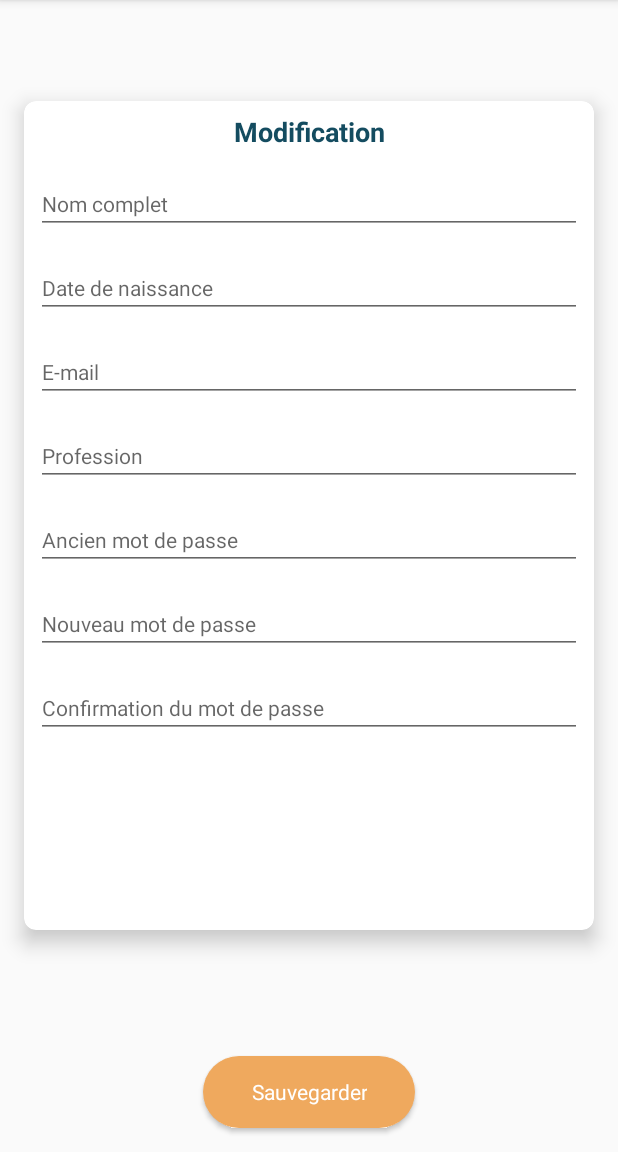
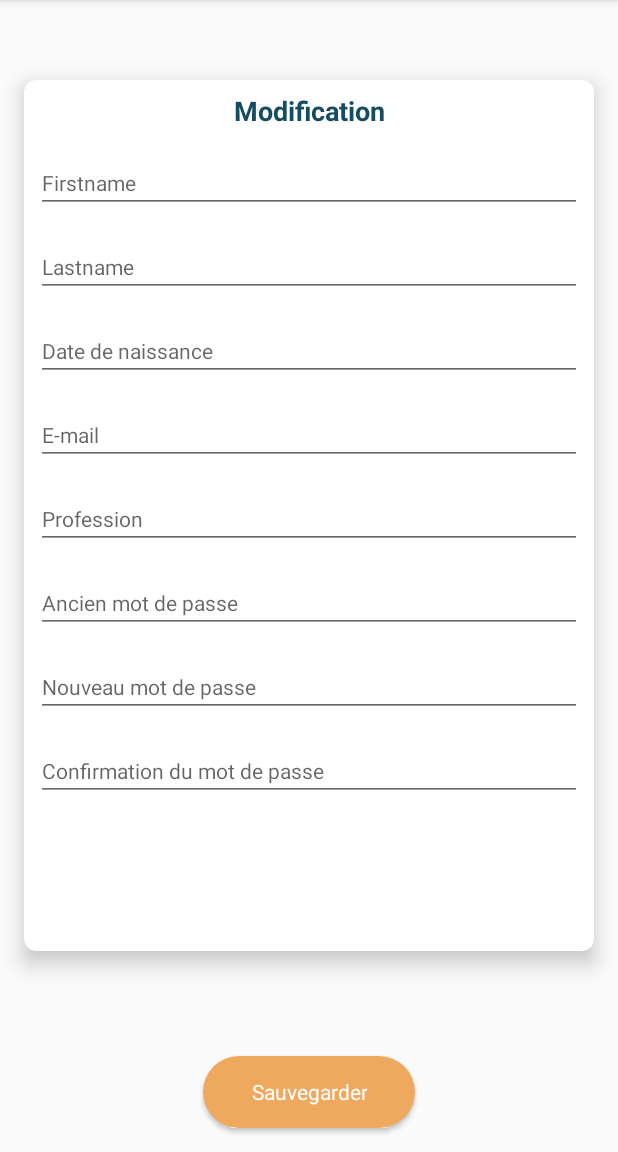
Before and after one commit to normandenis/Job-Survey, an Android app: the fragment ProfileViewModel placed in its activity, on a phone screen of 412 x 824 dp, the part 84-1236 px from its top. Run offline under Robolectric (Android 15) with nearby library versions, the phone set to English and light mode, and no system bars; our stand-ins replace Volley, data binding; network calls fail.

Commit message:
Fixing some bugs and design issues

```diff
--- a/app/src/main/java/jobtrends/jobsurvey/model/UserModel.kt
+++ b/app/src/main/java/jobtrends/jobsurvey/model/UserModel.kt
@@ -20,7 +20,7 @@ class UserModel
   var resetToken = ObservableField<String>()
   var resetTimestamp = ObservableField<Int>()
 
-  operator fun plusAssign(user: User)
+  fun merge(user: User)
   {
     id.set(if (user.id == null) id.get() else user.id)
     email.set(if (user.email == null) email.get() else user.email)
--- a/app/src/main/java/jobtrends/jobsurvey/viewmodel/HomeViewModel.kt
+++ b/app/src/main/java/jobtrends/jobsurvey/viewmodel/HomeViewModel.kt
@@ -15,6 +15,7 @@ import jobtrends.jobsurvey.R
 import jobtrends.jobsurvey.databinding.HomeViewBinding
 import jobtrends.jobsurvey.model.StartSurveyModel
 import jobtrends.jobsurvey.model.User
+import jobtrends.jobsurvey.model.UserModel
 import jobtrends.jobsurvey.service.APIController
 import jobtrends.jobsurvey.service.JsonController
 import jobtrends.jobsurvey.service.serviceController
@@ -46,7 +47,9 @@ class HomeViewModel : AppCompatActivity()
   {
     val updatedUser = jsonController.deserialize<User>(response)
     val user = serviceController!!.getInstance<User>()
+    val userModel = serviceController!!.getInstance<UserModel>()
     user.merge(updatedUser)
+    userModel.merge(updatedUser)
     val json = jsonController.serialize(user)
     Log.d(TAG, json)
     val preferences = PreferenceManager.getDefaultSharedPreferences(this)
--- a/app/src/main/java/jobtrends/jobsurvey/viewmodel/ProfileViewModel.kt
+++ b/app/src/main/java/jobtrends/jobsurvey/viewmodel/ProfileViewModel.kt
@@ -8,9 +8,13 @@ import android.view.View
 import android.view.ViewGroup
 import jobtrends.jobsurvey.R
 import jobtrends.jobsurvey.databinding.ProfileViewBinding
+import jobtrends.jobsurvey.model.UserModel
+import jobtrends.jobsurvey.service.serviceController
 
 class ProfileViewModel : Fragment()
 {
+  var userModel = serviceController!!.getInstance<UserModel>()
+
   override fun onCreateView(inflater : LayoutInflater, container : ViewGroup?,
                             savedInstanceState : Bundle?) : View?
   {
--- a/app/src/main/res/drawable/outline_layout.xml
+++ b/app/src/main/res/drawable/outline_layout.xml
@@ -3,7 +3,7 @@
 
     <solid android:color="@android:color/white"/>
 
-    <stroke android:width="3dp"
+    <stroke android:width="1dp"
             android:color="@color/colorPrimary"/>
 
     <corners android:radius="64dp"/>
--- a/app/src/main/res/layout/cancel_popup_view.xml
+++ b/app/src/main/res/layout/cancel_popup_view.xml
@@ -10,11 +10,12 @@
   <LinearLayout android:layout_width="match_parent"
                 android:layout_height="match_parent"
                 android:orientation="vertical"
+                android:layout_margin="32dp"
+                android:padding="32dp"
                 android:weightSum="2">
 
     <TextView android:layout_width="match_parent"
               android:layout_height="wrap_content"
-              android:layout_margin="16dp"
               android:layout_weight="1"
               android:gravity="center"
               android:text="@string/cancel_popup_view_txt_0"
@@ -24,6 +25,7 @@
     <LinearLayout android:layout_width="match_parent"
                   android:layout_height="wrap_content"
                   android:layout_weight="1"
+                  android:layout_marginTop="32dp"
                   android:orientation="horizontal"
                   android:weightSum="2">
 
@@ -31,6 +33,7 @@
               android:layout_height="wrap_content"
               android:layout_margin="16dp"
               android:layout_weight="1"
+              android:layout_gravity="center"
               android:background="@drawable/outline_layout"
               android:onClick="@{() -> vm.onCloseNo()}"
               android:text="@string/cancel_popup_view_txt_1"
@@ -41,6 +44,7 @@
               android:layout_height="wrap_content"
               android:layout_margin="16dp"
               android:layout_weight="1"
+              android:layout_gravity="center"
               android:background="@drawable/rounded_layout"
               android:onClick="@{() -> vm.onCloseYes()}"
               android:text="@string/cancel_popup_view_txt_2"
--- a/app/src/main/res/layout/listview_question_view.xml
+++ b/app/src/main/res/layout/listview_question_view.xml
@@ -13,13 +13,12 @@
                 android:orientation="vertical">
 
     <Button android:id="@+id/answer_button"
-            android:layout_width="wrap_content"
+            android:layout_width="250dp"
             android:layout_height="wrap_content"
             android:layout_gravity="center"
             android:layout_margin="16dp"
             android:background="@drawable/outline_layout"
             android:onClick="@{(view) -> vm.onClick(m, view)}"
-            android:padding="16dp"
             android:text="@{m.title}"
             android:textAppearance="?android:attr/textAppearanceSmall"
             android:textColor="@android:color/black"
--- a/app/src/main/res/layout/profile_view.xml
+++ b/app/src/main/res/layout/profile_view.xml
@@ -43,7 +43,17 @@
         <EditText android:layout_width="match_parent"
                   android:layout_height="wrap_content"
                   android:layout_margin="8dp"
-                  android:hint="Nom complet"
+                  android:hint="Firstname"
+                  android:text="@={vm.userModel.firstName}"
+                  android:inputType="textPersonName"
+                  android:textAppearance="?android:attr/textAppearanceSmall"
+                  android:textColor="@color/colorAccent"/>
+
+        <EditText android:layout_width="match_parent"
+                  android:layout_height="wrap_content"
+                  android:layout_margin="8dp"
+                  android:hint="Lastname"
+                  android:text="@={vm.userModel.lastName}"
                   android:inputType="textPersonName"
                   android:textAppearance="?android:attr/textAppearanceSmall"
                   android:textColor="@color/colorAccent"/>
@@ -52,6 +62,7 @@
                   android:layout_height="wrap_content"
                   android:layout_margin="8dp"
                   android:hint="Date de naissance"
+                  android:text="@={vm.userModel.birthday}"
                   android:inputType="date"
                   android:textAppearance="?android:attr/textAppearanceSmall"
                   android:textColor="@color/colorAccent"/>
@@ -60,6 +71,7 @@
                   android:layout_height="wrap_content"
                   android:layout_margin="8dp"
                   android:hint="E-mail"
+                  android:text="@={vm.userModel.email}"
                   android:inputType="textEmailAddress"
                   android:textAppearance="?android:attr/textAppearanceSmall"
                   android:textColor="@color/colorAccent"/>
@@ -68,6 +80,7 @@
                   android:layout_height="wrap_content"
                   android:layout_margin="8dp"
                   android:hint="Profession"
+                  android:text="@={vm.userModel.metier}"
                   android:inputType="text"
                   android:textAppearance="?android:attr/textAppearanceSmall"
                   android:textColor="@color/colorAccent"/>
@@ -84,6 +97,7 @@
                   android:layout_height="wrap_content"
                   android:layout_margin="8dp"
                   android:hint="@string/profile_view_3"
+                  android:text="@={vm.userModel.password}"
                   android:inputType="textPassword"
                   android:textAppearance="?android:attr/textAppearanceSmall"
                   android:textColor="@color/colorAccent"/>
--- a/app/src/main/res/layout/validate_popup_view.xml
+++ b/app/src/main/res/layout/validate_popup_view.xml
@@ -10,6 +10,7 @@
   <LinearLayout android:layout_width="match_parent"
                 android:layout_height="match_parent"
                 android:orientation="vertical"
+                android:padding="32dp"
                 android:weightSum="2">
 
     <TextView android:layout_width="match_parent"
@@ -24,6 +25,7 @@
     <LinearLayout android:layout_width="match_parent"
                   android:layout_height="wrap_content"
                   android:layout_weight="1"
+                  android:paddingTop="32dp"
                   android:orientation="horizontal"
                   android:weightSum="2">
 
@@ -32,6 +34,7 @@
               android:layout_height="wrap_content"
               android:layout_margin="16dp"
               android:layout_weight="1"
+              android:layout_gravity="center"
               android:background="@drawable/outline_layout"
               android:clickable="true"
               android:focusable="true"
@@ -46,6 +49,7 @@
               android:layout_height="wrap_content"
               android:layout_margin="16dp"
               android:layout_weight="1"
+              android:layout_gravity="center"
               android:background="@drawable/rounded_layout"
               android:clickable="true"
               android:focusable="true"
```
